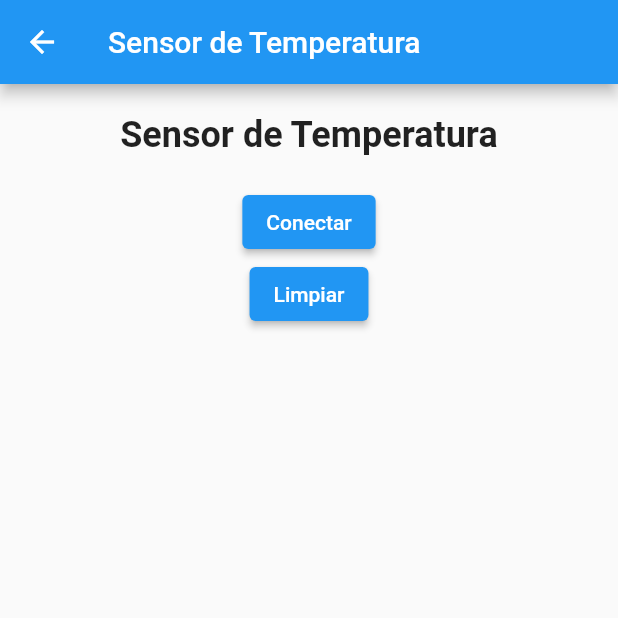
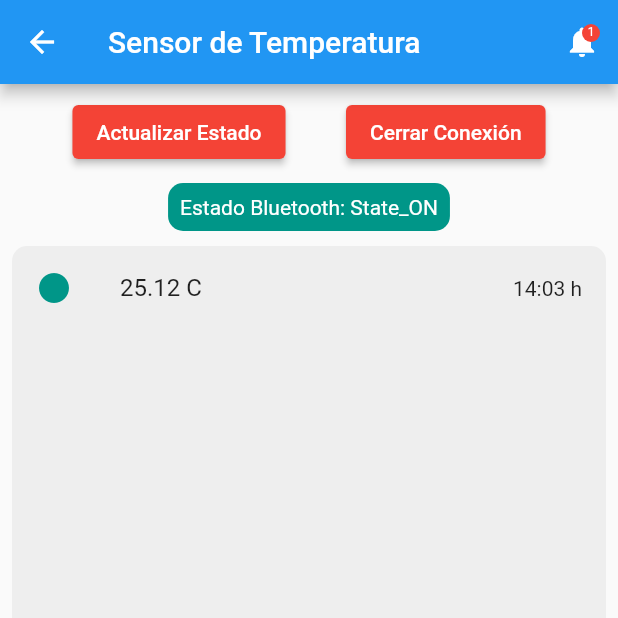
Before and after one commit to ggpachec/PulseraWifiMovil, a Flutter app: the TemperatureSensorScreen screen opened directly, on a phone screen of 412 x 824 dp, the top half of it. Run offline on Flutter 3.47's test engine with Material 2 defaults, Android fonts, the phone set to English and light mode, and no system bars; our stand-ins replace flutter_blue_plus, flutter_bluetooth_serial, google_maps_flutter, permission_handler.

Commit message:
pantallas mejoradas presion, saturacion y temperatura

```diff
--- a/sensor_app/lib/temperature_sensor_screen.dart
+++ b/sensor_app/lib/temperature_sensor_screen.dart
@@ -1,5 +1,5 @@
 import 'package:flutter/material.dart';
-import 'package:flutter_blue_plus/flutter_blue_plus.dart';
+import 'alertas.dart';
 
 class TemperatureSensorScreen extends StatefulWidget {
   @override
@@ -8,63 +8,20 @@ class TemperatureSensorScreen extends StatefulWidget {
 }
 
 class _TemperatureSensorScreenState extends State<TemperatureSensorScreen> {
-  String sensorData = '';
-  //FlutterBlue flutterBlue = null;
-  BluetoothDevice? selectedDevice;
+  List<Map<String, String>> _data = [];
 
-  void connectToSensor() async {
-    try {
-      /*var scanSubscription = flutterBlue.scanResults.listen((results) {
-        for (ScanResult r in results) {
-          if (r.device.name == 'NombreDeTuDispositivo') {
-            selectedDevice = r.device;
-            break;
-          }
-        }
-      });
-
-      flutterBlue.startScan();
-      await Future.delayed(Duration(seconds: 4));
-      await flutterBlue.stopScan();
-      scanSubscription.cancel();*/
-
-      if (selectedDevice != null) {
-        await selectedDevice!.connect();
-        List<BluetoothService> services =
-            await selectedDevice!.discoverServices();
-        for (BluetoothService service in services) {
-          if (service.uuid.toString() ==
-              '0000180f-0000-1000-8000-00805f9b34fb') {
-            List<BluetoothCharacteristic> characteristics =
-                service.characteristics;
-            for (BluetoothCharacteristic characteristic in characteristics) {
-              if (characteristic.uuid.toString() ==
-                  '00002a6e-0000-1000-8000-00805f9b34fb') {
-                await characteristic.setNotifyValue(true);
-                characteristic.value.listen((value) {
-                  setState(() {
-                    sensorData = value.toString();
-                  });
-                });
-              }
-            }
-          }
-        }
-      } else {
-        setState(() {
-          sensorData = 'Dispositivo no encontrado';
-        });
-      }
-    } catch (e) {
-      setState(() {
-        sensorData = 'Error: $e';
-      });
-    }
+  @override
+  void initState() {
+    super.initState();
+    _simulateData();
   }
 
-  void clearData() {
-    setState(() {
-      sensorData = '';
+  void _simulateData() {
+    Future.delayed(Duration(seconds: 1), () {
+      setState(() {
+        _data.add({'value': '25.12 C', 'time': '14:03 h'});
+      });
+      _simulateData();
     });
   }
 
@@ -73,34 +30,93 @@ class _TemperatureSensorScreenState extends State<TemperatureSensorScreen> {
     return Scaffold(
       appBar: AppBar(
         title: Text('Sensor de Temperatura'),
+        actions: [
+          IconButton(
+            icon: Stack(
+              children: [
+                Icon(Icons.notifications),
+                Positioned(
+                  right: 0,
+                  child: Container(
+                    padding: EdgeInsets.all(1),
+                    decoration: BoxDecoration(
+                      color: Colors.red,
+                      borderRadius: BorderRadius.circular(6),
+                    ),
+                    constraints: BoxConstraints(
+                      minWidth: 12,
+                      minHeight: 12,
+                    ),
+                    child: Text(
+                      '1',
+                      style: TextStyle(
+                        color: Colors.white,
+                        fontSize: 8,
+                      ),
+                      textAlign: TextAlign.center,
+                    ),
+                  ),
+                ),
+              ],
+            ),
+            onPressed: () {
+              Navigator.pushNamed(context, '/alerts');
+            },
+          ),
+        ],
       ),
-      body: Column(
-        children: <Widget>[
-          Container(
-            padding: EdgeInsets.all(20),
-            alignment: Alignment.center,
-            child: Text(
-              'Sensor de Temperatura',
-              style: TextStyle(fontSize: 24, fontWeight: FontWeight.bold),
+      body: Padding(
+        padding: const EdgeInsets.all(8.0),
+        child: Column(
+          children: [
+            Row(
+              mainAxisAlignment: MainAxisAlignment.spaceEvenly,
+              children: [
+                ElevatedButton(
+                  onPressed: () {},
+                  child: Text('Actualizar Estado'),
+                  style: ElevatedButton.styleFrom(primary: Colors.red),
+                ),
+                ElevatedButton(
+                  onPressed: () {},
+                  child: Text('Cerrar Conexión'),
+                  style: ElevatedButton.styleFrom(primary: Colors.red),
+                ),
+              ],
             ),
-          ),
-          ElevatedButton(
-            onPressed: connectToSensor,
-            child: Text('Conectar'),
-          ),
-          ElevatedButton(
-            onPressed: clearData,
-            child: Text('Limpiar'),
-          ),
-          Expanded(
-            child: SingleChildScrollView(
-              child: Container(
-                padding: EdgeInsets.all(20),
-                child: Text(sensorData),
+            SizedBox(height: 10),
+            Container(
+              padding: EdgeInsets.all(8.0),
+              decoration: BoxDecoration(
+                color: Colors.teal,
+                borderRadius: BorderRadius.circular(10),
+              ),
+              child: Text(
+                'Estado Bluetooth: State_ON',
+                style: TextStyle(color: Colors.white),
               ),
             ),
-          ),
-        ],
+            SizedBox(height: 10),
+            Expanded(
+              child: Container(
+                decoration: BoxDecoration(
+                  color: Colors.grey[200],
+                  borderRadius: BorderRadius.circular(10),
+                ),
+                child: ListView.builder(
+                  itemCount: _data.length,
+                  itemBuilder: (context, index) {
+                    return ListTile(
+                      leading: Icon(Icons.brightness_1, color: Colors.teal),
+                      title: Text(_data[index]['value']!),
+                      trailing: Text(_data[index]['time']!),
+                    );
+                  },
+                ),
+              ),
+            ),
+          ],
+        ),
       ),
     );
   }
```
Also changed, not shown: sensor_app/lib/pressure_sensor_screen.dart (+102 -31 lines), sensor_app/lib/saturation_sensor_screen.dart (+102 -31 lines).
